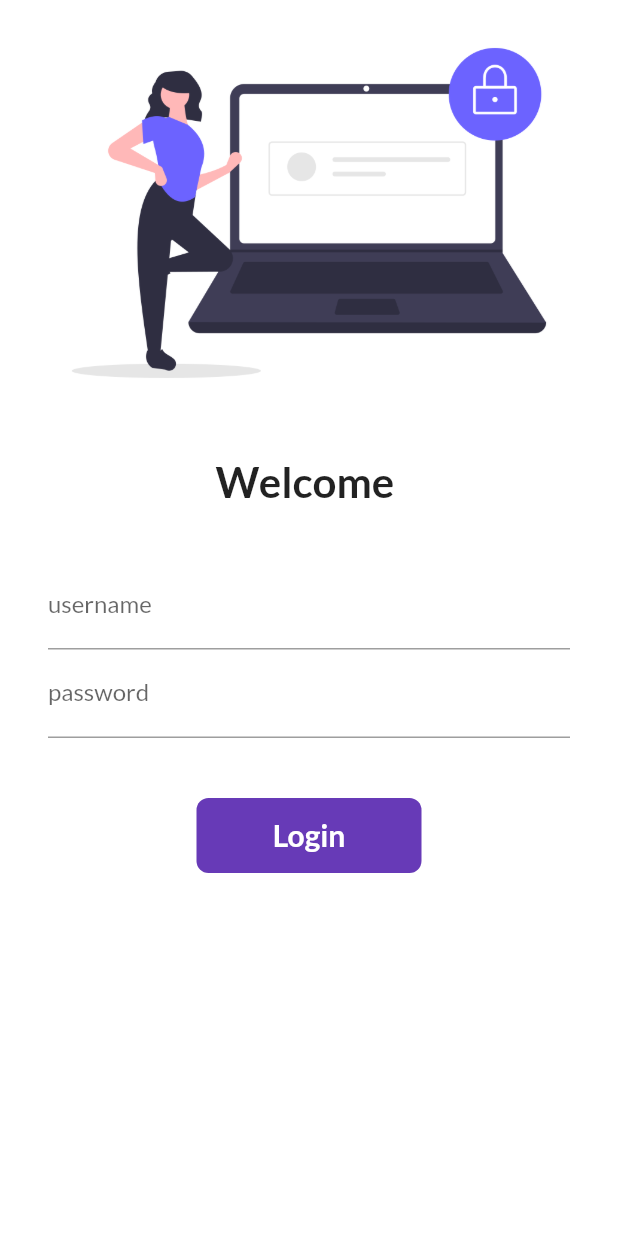
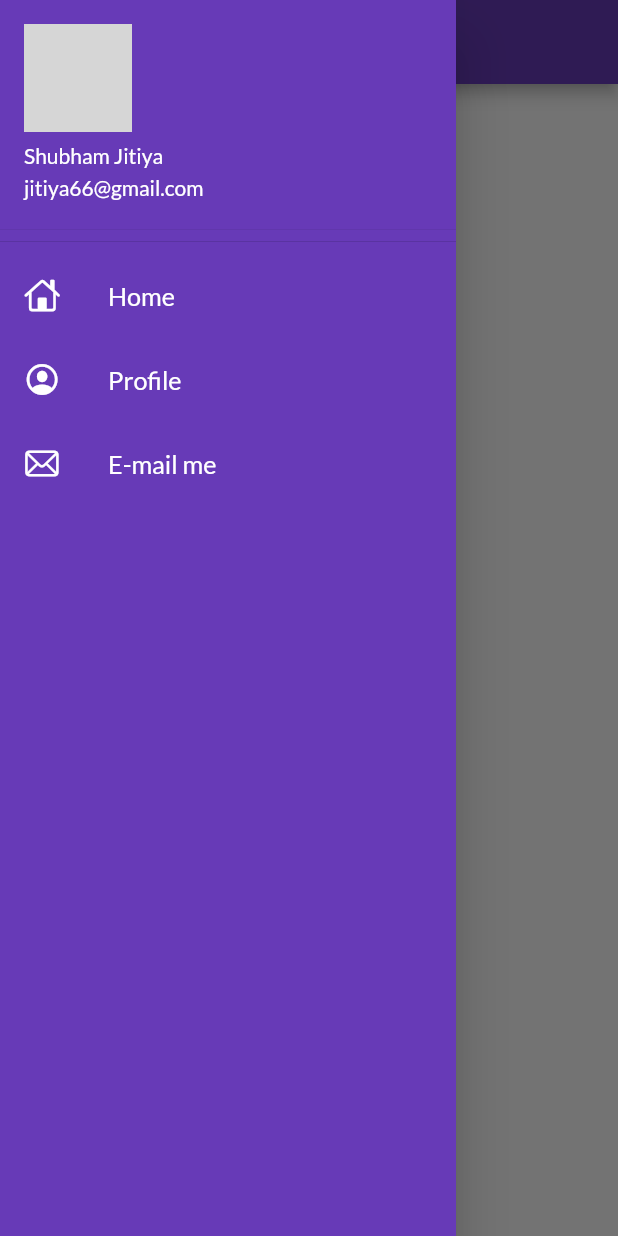
Before and after one commit to ShubhamJitiya/30-days-of-flutter, a Flutter app: the screen it shows after launch, with the side drawer open (before the commit the screen has no drawer), on a phone screen of 412 x 824 dp. Run offline on Flutter 3.47's test engine with Material 2 defaults, Android fonts, the phone set to English and light mode, and no system bars; our stand-ins replace google_fonts; missing offline and left inert: dart:ffi; network calls fail; grey boxes are pictures that could not be loaded.

Commit message:
day9 completed

```diff
--- a/lib/main.dart
+++ b/lib/main.dart
@@ -14,12 +14,12 @@ class MyApp extends StatelessWidget {
     return MaterialApp(
       themeMode: ThemeMode.light,
       theme: ThemeData(
-        primarySwatch: Colors.red,
+        primarySwatch: Colors.deepPurple,
         fontFamily: GoogleFonts.lato().fontFamily,
       ),
       debugShowCheckedModeBanner: false,
       darkTheme: ThemeData(brightness: Brightness.dark),
-      initialRoute: "/login",
+      initialRoute: MyRoutes.homeRoute,
       routes: {
         "/": (context) => LoginPage(),
         MyRoutes.loginRoute : (context) => LoginPage(),
--- a/lib/pages/home_page.dart
+++ b/lib/pages/home_page.dart
@@ -1,4 +1,6 @@
 import 'package:flutter/material.dart';
+
+import '../widgets/drawer.dart';
 
 class HomePage extends StatelessWidget {
   final int days = 31;
@@ -14,7 +16,7 @@ class HomePage extends StatelessWidget {
           child: Text("Welcome to $days days of flutter"),
         ),
       ),
-      drawer: Drawer(),
+      drawer: MyDrawer(),
     );
   }
 }
--- /dev/null
+++ b/lib/widgets/drawer.dart
@@ -0,0 +1,73 @@
+// ignore_for_file: prefer_const_constructors, prefer_const_literals_to_create_immutables
+
+import 'package:flutter/cupertino.dart';
+import 'package:flutter/material.dart';
+
+class MyDrawer extends StatelessWidget {
+  @override
+  Widget build(BuildContext context) {
+    final imgUrl = "";
+    return Drawer(
+      child: Container(
+        color: Colors.deepPurple,
+        child: ListView(
+          padding: EdgeInsets.zero,
+          children: [
+            DrawerHeader(
+                padding: EdgeInsets.zero,
+                child: UserAccountsDrawerHeader(
+                  // decoration: BoxDecoration(
+                  //   color: Colors.red,
+                  // ),
+                  accountName: Text("Shubham Jitiya"),
+                  accountEmail: Text("jitiya66@gmail.com"),
+                  // currentAccountPicture: Image.network(src),
+                  currentAccountPicture: CircleAvatar(
+                    backgroundImage: NetworkImage(imgUrl),
+                  ),
+                )),
+            ListTile(
+              leading: Icon(
+                CupertinoIcons.home,
+                color: Colors.white,
+              ),
+              title: Text(
+                "Home",
+                textScaleFactor: 1.2 ,
+                style: TextStyle(
+                  color: Colors.white,
+                ),
+              ),
+            ),
+            ListTile(
+              leading: Icon(
+                CupertinoIcons.profile_circled,
+                color: Colors.white,
+              ),
+              title: Text(
+                "Profile",
+                textScaleFactor: 1.2 ,
+                style: TextStyle(
+                  color: Colors.white,
+                ),
+              ),
+            ),
+            ListTile(
+              leading: Icon(
+                CupertinoIcons.mail,
+                color: Colors.white,
+              ),
+              title: Text(
+                "E-mail me",
+                textScaleFactor: 1.2 ,
+                style: TextStyle(
+                  color: Colors.white,
+                ),
+              ),
+            ),
+          ],
+        ),
+      ),
+    );
+  }
+}
```
Also changed, not shown: 1 other file.
